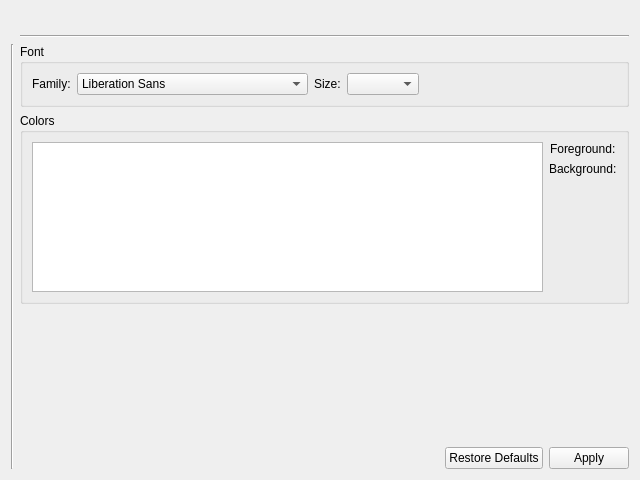
Before: the Qt Designer form ui/abstracttextappearancecolorsandfontssettings.ui in snip89/wsnsim-postprocessor, drawn with Qt 5.
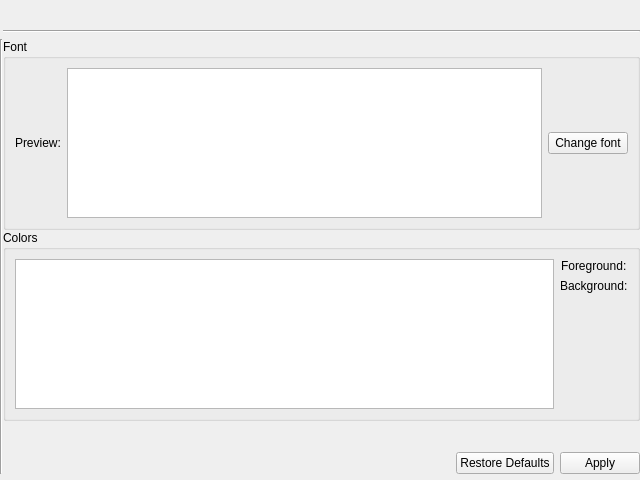
After: the same form once the commit is applied.

Commit message: font changing implemented

Patch:
```diff
--- a/ui/abstracttextappearancecolorsandfontssettings.ui
+++ b/ui/abstracttextappearancecolorsandfontssettings.ui
@@ -14,6 +14,21 @@
    <string>Form</string>
   </property>
   <layout class="QGridLayout" name="gridLayout_11">
+   <property name="leftMargin">
+    <number>0</number>
+   </property>
+   <property name="topMargin">
+    <number>6</number>
+   </property>
+   <property name="rightMargin">
+    <number>0</number>
+   </property>
+   <property name="bottomMargin">
+    <number>6</number>
+   </property>
+   <property name="horizontalSpacing">
+    <number>0</number>
+   </property>
    <item row="0" column="1">
     <widget class="QLabel" name="settingsNameLabel">
      <property name="sizePolicy">
@@ -88,49 +103,39 @@
           <string>Font</string>
          </property>
          <layout class="QGridLayout" name="gridLayout_7">
-          <item row="0" column="0">
-           <widget class="QLabel" name="familyLabel">
+          <item row="0" column="2">
+           <widget class="QLabel" name="previewLabel">
+            <property name="text">
+             <string>Preview:</string>
+            </property>
+           </widget>
+          </item>
+          <item row="0" column="3">
+           <widget class="QTextEdit" name="previewTextEdit">
             <property name="sizePolicy">
-             <sizepolicy hsizetype="Maximum" vsizetype="Preferred">
+             <sizepolicy hsizetype="Expanding" vsizetype="Fixed">
               <horstretch>0</horstretch>
               <verstretch>0</verstretch>
              </sizepolicy>
             </property>
-            <property name="text">
-             <string>Family:</string>
-            </property>
-           </widget>
-          </item>
-          <item row="0" column="4">
-           <spacer name="horizontalSpacer_2">
-            <property name="orientation">
-             <enum>Qt::Horizontal</enum>
-            </property>
-            <property name="sizeHint" stdset="0">
+            <property name="maximumSize">
              <size>
-              <width>40</width>
-              <height>20</height>
+              <width>16777215</width>
+              <height>150</height>
              </size>
             </property>
-           </spacer>
-          </item>
-          <item row="0" column="1">
-           <widget class="QFontComboBox" name="fontComboBox">
-            <property name="editable">
-             <bool>false</bool>
+            <property name="textInteractionFlags">
+             <set>Qt::NoTextInteraction</set>
             </property>
            </widget>
           </item>
-          <item row="0" column="2">
-           <widget class="QLabel" name="sizeLabel">
+          <item row="0" column="4">
+           <widget class="QPushButton" name="changeFontButton">
             <property name="text">
-             <string>Size:</string>
+             <string>Change font</string>
             </property>
            </widget>
           </item>
-          <item row="0" column="3">
-           <widget class="QComboBox" name="sizeComboBox"/>
-          </item>
          </layout>
         </widget>
        </item>
```
The commit also changes 3 other files.
